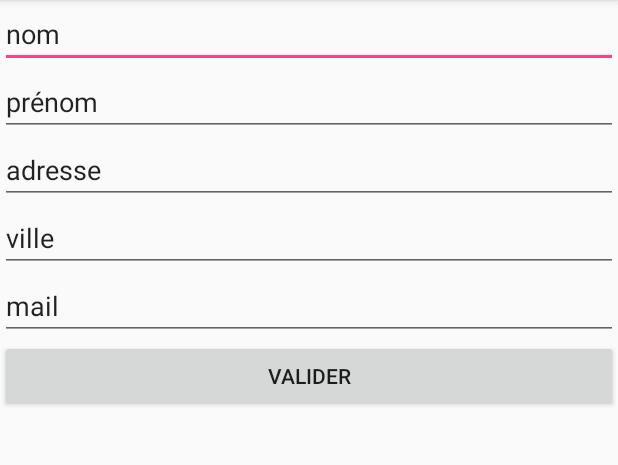
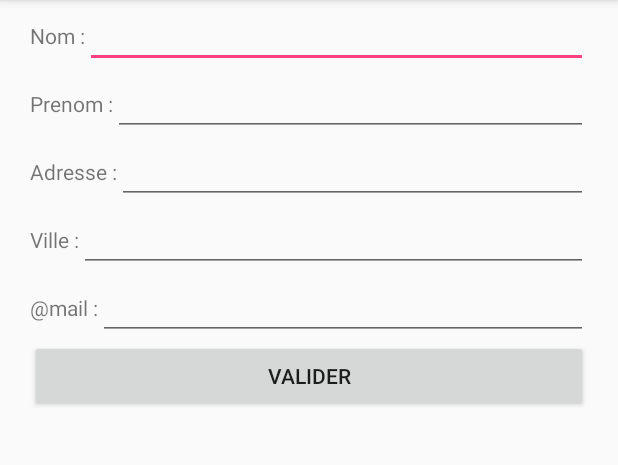
Before and after one commit to mathis86180/AppliCar, an Android app: the AjoutClientActivity screen opened directly, with no data from a screen before it, on a phone screen of 412 x 824 dp, the part 84-549 px from its top. Run offline under Robolectric (Android 15) with nearby library versions, the phone set to English and light mode, and no system bars.

Commit message:
finaliastion de la mise en page

```diff
--- a/app/src/main/res/layout/activity_ajout_client.xml
+++ b/app/src/main/res/layout/activity_ajout_client.xml
@@ -5,42 +5,104 @@
     android:layout_width="match_parent"
     android:layout_height="match_parent"
     android:orientation="vertical"
+    android:layout_marginLeft="20dp"
+    android:layout_marginRight="20dp"
     tools:context="fr.eni.ecole.android.applivoiture.Activity.AjoutClientActivity">
+
+    <LinearLayout
+        android:layout_width="match_parent"
+        android:layout_height="wrap_content"
+        android:orientation="horizontal">
+
+        <TextView
+            android:layout_width="wrap_content"
+            android:layout_height="wrap_content"
+            android:text="@string/nom"/>
 
         <EditText
             android:id="@+id/editNom"
             android:layout_width="match_parent"
             android:layout_height="wrap_content"
-        android:text="nom"
-        />
+            android:inputType="text"/>
+
+    </LinearLayout>
+
+    <LinearLayout
+        android:layout_width="match_parent"
+        android:layout_height="wrap_content"
+        android:orientation="horizontal">
+
+        <TextView
+            android:layout_width="wrap_content"
+            android:layout_height="wrap_content"
+            android:text="@string/prenom"/>
+
         <EditText
             android:id="@+id/editPrenom"
             android:layout_width="match_parent"
             android:layout_height="wrap_content"
-        android:text="prénom"
-        />
+            android:inputType="text" />
+
+    </LinearLayout>
+
+    <LinearLayout
+        android:layout_width="match_parent"
+        android:layout_height="wrap_content"
+        android:orientation="horizontal">
+
+        <TextView
+            android:layout_width="wrap_content"
+            android:layout_height="wrap_content"
+            android:text="@string/adresse"/>
+
         <EditText
             android:id="@+id/editAdresse"
             android:layout_width="match_parent"
             android:layout_height="wrap_content"
-        android:text="adresse"
-        />
+            android:inputType="text" />
+
+    </LinearLayout>
+
+    <LinearLayout
+        android:layout_width="match_parent"
+        android:layout_height="wrap_content"
+        android:orientation="horizontal">
+
+        <TextView
+            android:layout_width="wrap_content"
+            android:layout_height="wrap_content"
+            android:text="@string/ville"/>
+
         <EditText
             android:id="@+id/editVille"
             android:layout_width="match_parent"
             android:layout_height="wrap_content"
-        android:text="ville"
-        />
+            android:inputType="text" />
+
+    </LinearLayout>
+
+    <LinearLayout
+        android:layout_width="match_parent"
+        android:layout_height="wrap_content"
+        android:orientation="horizontal">
+
+        <TextView
+            android:layout_width="wrap_content"
+            android:layout_height="wrap_content"
+            android:text="@string/mail"/>
+
         <EditText
             android:id="@+id/editMail"
             android:layout_width="match_parent"
             android:layout_height="wrap_content"
-        android:text="mail"
-        />
+            android:inputType="textEmailAddress"/>
+
+    </LinearLayout>
+
     <Button
         android:layout_width="match_parent"
         android:layout_height="wrap_content"
-        android:text="Valider"
-        android:onClick="enregistrerClient"
-        />
+        android:text="@string/valider"
+        android:onClick="enregistrerClient" />
+
 </LinearLayout>
--- a/app/src/main/res/layout/activity_login.xml
+++ b/app/src/main/res/layout/activity_login.xml
@@ -31,7 +31,8 @@
             android:id="@+id/editMail"
             android:layout_width="match_parent"
             android:layout_height="wrap_content"
-            android:paddingBottom="10dp" />
+            android:paddingBottom="10dp"
+            android:inputType="textEmailAddress"/>
 
     </LinearLayout>
 
--- a/app/src/main/res/layout/activity_recherche.xml
+++ b/app/src/main/res/layout/activity_recherche.xml
@@ -20,14 +20,14 @@
             android:layout_width="wrap_content"
             android:layout_height="wrap_content"
             android:layout_weight="1"
-            android:text="Ville"/>
+            android:text="@string/ville2"/>
 
         <CheckBox
             android:id="@+id/checkCampagne"
             android:layout_width="wrap_content"
             android:layout_height="wrap_content"
             android:layout_weight="1"
-            android:text="Campagne"
+            android:text="@string/campagne2"
             />
 
     </LinearLayout>
--- a/app/src/main/res/layout/ma_liste.xml
+++ b/app/src/main/res/layout/ma_liste.xml
@@ -5,14 +5,17 @@
     android:layout_width="match_parent"
     android:layout_height="wrap_content"
     android:background="@drawable/liste_bouton">
+
     <TextView
         android:layout_width="wrap_content"
         android:layout_height="wrap_content"
         android:text="marque"
         android:id="@+id/marque"/>
+
     <TextView
         android:layout_width="wrap_content"
         android:layout_height="wrap_content"
         android:text="modele"
         android:id="@+id/modele"/>
+
 </LinearLayout>
```
Also changed, not shown: app/src/main/res/layout/activity_ajout_vehicule.xml (+11 -6 lines), app/src/main/res/layout/activity_details_voiture.xml (+25 -15 lines), app/src/main/res/layout/activity_inscription.xml (+42 -12 lines), app/src/main/res/layout/activity_liste_voiture_loue.xml (+6 -2 lines), app/src/main/res/layout/activity_location.xml (+56 -12 lines), app/src/main/res/layout/content_main.xml (+8 -3 lines), app/src/main/res/values/strings.xml (+21 -0 lines). Lines whose indentation alone changed are shown as unchanged.
